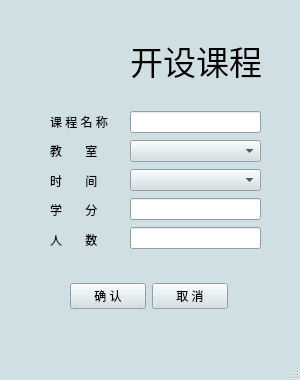
Qt form client/addcoursewindow.ui (hzshang/xkSystem) before a commit.
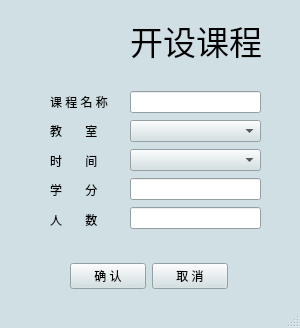
The same form after that commit. Icons and pictures are not drawn.

What changed in the file:
```diff
--- a/client/addcoursewindow.ui
+++ b/client/addcoursewindow.ui
@@ -7,7 +7,7 @@
     <x>0</x>
     <y>0</y>
     <width>300</width>
-    <height>380</height>
+    <height>328</height>
    </rect>
   </property>
   <property name="palette">
@@ -433,7 +433,7 @@
     <property name="geometry">
      <rect>
       <x>130</x>
-      <y>35</y>
+      <y>15</y>
       <width>141</width>
       <height>51</height>
      </rect>
@@ -451,7 +451,7 @@
     <property name="geometry">
      <rect>
       <x>50</x>
-      <y>30</y>
+      <y>10</y>
       <width>60</width>
       <height>60</height>
      </rect>
@@ -470,7 +470,7 @@
     <property name="geometry">
      <rect>
       <x>50</x>
-      <y>110</y>
+      <y>90</y>
       <width>68</width>
       <height>141</height>
      </rect>
@@ -517,7 +517,7 @@
     <property name="geometry">
      <rect>
       <x>70</x>
-      <y>280</y>
+      <y>260</y>
       <width>158</width>
       <height>32</height>
      </rect>
@@ -543,7 +543,7 @@
     <property name="geometry">
      <rect>
       <x>130</x>
-      <y>110</y>
+      <y>90</y>
       <width>131</width>
       <height>141</height>
      </rect>
```
